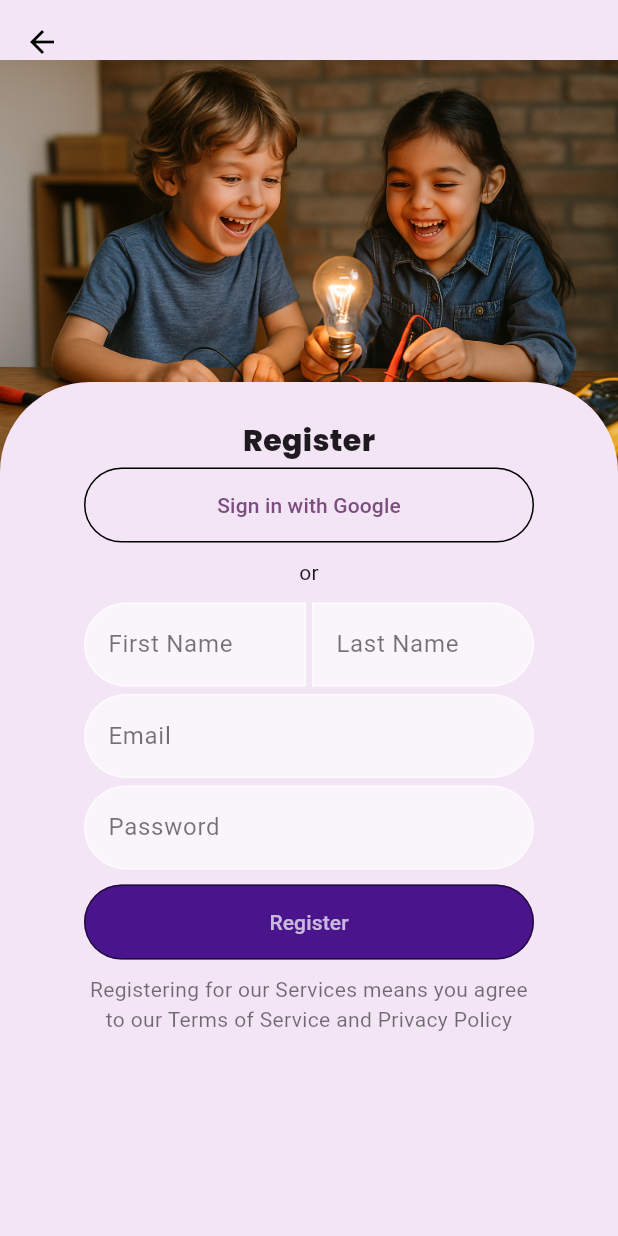
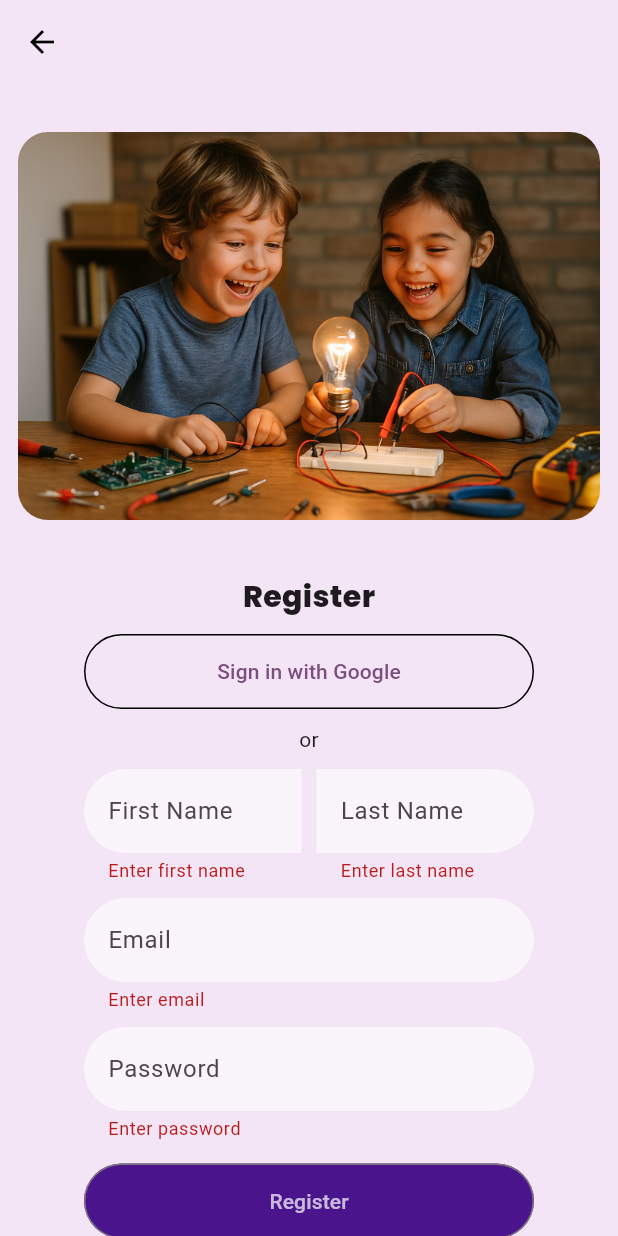
Before and after one commit to Sarthak-Jadhav-Dev/Edtech-App, a Flutter app: the RegisterForm screen opened directly, after a tap on "Register", on a phone screen of 412 x 824 dp. Run offline on Flutter 3.47's test engine with Material 3 defaults, Android fonts, the phone set to English and light mode, and no system bars; our stand-ins replace firebase_auth, firebase_core, shared_preferences; accounts and stored records are empty; Roboto replaces fonts that are missing (Sans).

Commit message:
Auth Implemented

```diff
--- a/lib/main.dart
+++ b/lib/main.dart
@@ -1,4 +1,5 @@
 import 'package:flutter/material.dart';
+import 'package:flutter/services.dart';
 import 'package:kte/services/app_state.dart';
 import 'package:kte/views/auth_pages/signup.dart';
 import 'package:kte/views/pages/login.dart';
@@ -12,6 +13,7 @@ void main() async {
   await Firebase.initializeApp(
     options: DefaultFirebaseOptions.currentPlatform,
   );
+
   runApp(const MyApp());
 }
 
@@ -48,7 +50,7 @@ class _MyAppState extends State<MyApp> {
           if (isFirstTime) {
             return const Login();
           } else if (user == null) {
-            return const RegisterForm();
+            return const Login();
           } else {
             return const WidgetTree();
           }
--- a/lib/views/auth_pages/signup.dart
+++ b/lib/views/auth_pages/signup.dart
@@ -1,24 +1,43 @@
 import 'package:flutter/material.dart';
+import 'package:flutter/services.dart';
 import 'package:kte/views/pages/login.dart';
+import 'package:kte/services/auth_services.dart';
+
+import '../../services/app_state.dart';
+import '../widget_tree.dart';
 
 class RegisterForm extends StatefulWidget {
   const RegisterForm({super.key});
+
   @override
   State<RegisterForm> createState() => _RegisterFormState();
 }
 
 class _RegisterFormState extends State<RegisterForm> {
-  final greyOutline = OutlineInputBorder(
-    borderRadius: BorderRadius.circular(40),
-    borderSide: const BorderSide(color: Colors.white54),
-  );
+  final _formKey = GlobalKey<FormState>();
+  final AuthService _authService = AuthService();
+  final TextEditingController _firstName = TextEditingController();
+  final TextEditingController _lastName = TextEditingController();
+  final TextEditingController _email = TextEditingController();
+  final TextEditingController _password = TextEditingController();
+
+  @override
+  void dispose() {
+    _firstName.dispose();
+    _lastName.dispose();
+    _email.dispose();
+    _password.dispose();
+    super.dispose();
+  }
 
   @override
   Widget build(BuildContext context) {
     return Scaffold(
+      resizeToAvoidBottomInset: true,
       backgroundColor: Colors.purple.shade50,
       appBar: AppBar(
         backgroundColor: Colors.transparent,
+        systemOverlayStyle: SystemUiOverlayStyle.dark,
         elevation: 0,
         leading: IconButton(
           icon: const Icon(Icons.arrow_back, color: Colors.black),
@@ -31,40 +50,53 @@ class _RegisterFormState extends State<RegisterForm> {
         ),
       ),
       extendBodyBehindAppBar: true,
-      body: SingleChildScrollView(
+      body: SafeArea(
+        child: SingleChildScrollView(
+          keyboardDismissBehavior:
+          ScrollViewKeyboardDismissBehavior.onDrag,
           child: Column(
             children: [
-            const SizedBox(height: 40),
-            Stack(
-              alignment: Alignment.center,
-              clipBehavior: Clip.none,
-              children: [
+              const SizedBox(height: 20),
               Hero(
                 tag: 'Hello',
-                  child: Image.asset('assets/images/HappyFaces.png'),
+                child: Padding(
+                  padding: const EdgeInsets.all(12.0),
+                  child: ClipRRect(
+                    borderRadius: BorderRadius.circular(20),
+                    child: Image.asset(
+                      'assets/images/HappyFaces.png',
                     ),
-                Positioned(
-                  bottom: -400,
-                  left: 0,
-                  right: 0,
-                  child: ClipRRect(
-                    borderRadius: BorderRadius.circular(60),
-                    child: Container(
+                  ),
+                ),
+              ),
+              Container(
                 width: double.infinity,
-                      height: 460,
+                margin: const EdgeInsets.symmetric(horizontal: 16),
+                padding: const EdgeInsets.symmetric(
+                    horizontal: 20, vertical: 25),
+                decoration: BoxDecoration(
                   color: Colors.purple.shade50,
+                  borderRadius: BorderRadius.circular(40),
+                ),
+                child: Form(
+                  key: _formKey,
                   child: Column(
-                        mainAxisAlignment: MainAxisAlignment.center,
                     children: [
-                          Text("Register",style: TextStyle(fontFamily: "Poppins",fontSize: 20,fontWeight: FontWeight.bold),),
-                          SizedBox(
-                            height: 3,
+                      const Text(
+                        "Register",
+                        style: TextStyle(
+                          fontFamily: "Poppins",
+                          fontSize: 20,
+                          fontWeight: FontWeight.bold,
                         ),
+                      ),
+                      const SizedBox(height: 10),
                       OutlinedButton(
                         onPressed: () {},
                         style: OutlinedButton.styleFrom(
                           minimumSize: const Size(300, 50),
-                              side: const BorderSide(color: Colors.black, width: 1),
+                          side: const BorderSide(
+                              color: Colors.black, width: 1),
                           shape: const StadiumBorder(),
                           backgroundColor: Colors.purple.shade50,
                         ),
@@ -73,128 +105,187 @@ class _RegisterFormState extends State<RegisterForm> {
                           style: TextStyle(fontFamily: "Sans"),
                         ),
                       ),
+
                       const SizedBox(height: 10),
-                          const Text("or", style: TextStyle(fontFamily: "Sans")),
+                      const Text("or"),
                       const SizedBox(height: 10),
-                          Column(
-                            children: [
                       SizedBox(
                         width: 300,
                         child: Row(
-                                  mainAxisAlignment: MainAxisAlignment.spaceBetween,
                           children: [
-                                    const SizedBox(
-                                      width: 148,
-                                      child: TextField(
-                                        decoration: InputDecoration(
+                            Expanded(
+                              child: TextFormField(
+                                controller: _firstName,
+                                decoration: const InputDecoration(
                                   filled: true,
                                   fillColor: Colors.white60,
                                   hintText: "First Name",
                                   hintStyle: TextStyle(
                                     fontFamily: "Sans",
-                                            color: Colors.black54,
                                   ),
-                                          enabledBorder: OutlineInputBorder(
-                                            borderSide: BorderSide(color: Colors.white60),
+                                  border: OutlineInputBorder(
                                     borderRadius: BorderRadius.only(
+                                      topLeft: Radius.circular(40),
                                       bottomLeft: Radius.circular(40),
-                                              topLeft: Radius.circular(40),
+                                    ),
+                                    borderSide: BorderSide.none,
                                   ),
                                 ),
+                                validator: (value) {
+                                  if (value == null ||
+                                      value.isEmpty) {
+                                    return "Enter first name";
+                                  }
+                                  return null;
+                                },
                               ),
                             ),
-                                    ),
-                                    const SizedBox(
-                                      width: 148,
-                                      child: TextField(
-                                        decoration: InputDecoration(
+                            SizedBox(width: 10),
+                            Expanded(
+                              child: TextFormField(
+                                controller: _lastName,
+                                decoration: const InputDecoration(
                                   filled: true,
                                   fillColor: Colors.white60,
                                   hintText: "Last Name",
                                   hintStyle: TextStyle(
-                                            fontFamily: "Sans",
-                                            color: Colors.black54,
+                                    fontFamily: "Sans"
                                   ),
-                                          enabledBorder: OutlineInputBorder(
-                                            borderSide: BorderSide(color: Colors.white60),
+                                  border: OutlineInputBorder(
                                     borderRadius: BorderRadius.only(
                                       topRight: Radius.circular(40),
                                       bottomRight: Radius.circular(40),
                                     ),
+                                    borderSide: BorderSide.none,
                                   ),
                                 ),
+                                validator: (value) {
+                                  if (value == null ||
+                                      value.isEmpty) {
+                                    return "Enter last name";
+                                  }
+                                  return null;
+                                },
                               ),
                             ),
                           ],
                         ),
                       ),
-                              const SizedBox(height: 5),
+
+                      const SizedBox(height: 10),
+
+                      /// EMAIL
                       SizedBox(
                         width: 300,
-                                child: TextField(
+                        child: TextFormField(
+                          controller: _email,
                           decoration: InputDecoration(
                             filled: true,
                             fillColor: Colors.white60,
-                                    enabledBorder: OutlineInputBorder(
-                                      borderRadius: BorderRadius.circular(40),
-                                      borderSide: const BorderSide(color: Colors.white54),
+                            hintText: "Email",
+                            hintStyle: TextStyle(
+                              fontFamily: "Sans"
                             ),
-                                    hintText: "Email",
-                                    hintStyle: const TextStyle(
-                                      fontFamily: "Sans",
-                                      color: Colors.black54,
+                            border: OutlineInputBorder(
+                              borderRadius:
+                              BorderRadius.circular(40),
+                              borderSide: BorderSide.none,
                             ),
                           ),
-                                ),
-                              ),
-                              const SizedBox(height: 5),
-                              SizedBox(
-                                width: 300,
-                                child: TextField(
-                                  obscureText: true,
-                                  decoration: InputDecoration(
-                                    filled: true,
-                                    fillColor: Colors.white60,
-                                    enabledBorder: OutlineInputBorder(
-                                      borderRadius: BorderRadius.circular(40),
-                                      borderSide: const BorderSide(color: Colors.white54),
-                                    ),
-                                    hintText: "Password",
-                                    hintStyle: const TextStyle(
-                                      fontFamily: "Sans",
-                                      color: Colors.black54,
-                                    ),
-                                  ),
-                                ),
-                              ),
-                            ],
-                          ),
-                          const SizedBox(height: 10),
-                          OutlinedButton(
-                            onPressed: () {},
-                            style: OutlinedButton.styleFrom(
-                              minimumSize: const Size(300, 50),
-                              side: const BorderSide(color: Colors.black54, width: 1),
-                              shape: const StadiumBorder(),
-                              backgroundColor: Colors.purple.shade900,
-                            ),
-                            child: const Text(
-                              "Register",
-                              style: TextStyle(
-                                fontFamily: "Sans",
-                                color: Colors.white70,
-                              ),
+                          validator: (value) {
+                            if (value == null ||
+                                value.isEmpty) {
+                              return "Enter email";
+                            }
+                            return null;
+                          },
                         ),
                       ),
                       const SizedBox(height: 10),
                       SizedBox(
                         width: 300,
+                        child: TextFormField(
+                          controller: _password,
+                          obscureText: true,
+                          decoration: InputDecoration(
+                            filled: true,
+                            fillColor: Colors.white60,
+                            hintText: "Password",
+                            hintStyle: TextStyle(
+                              fontFamily: "Sans"
+                            ),
+                            border: OutlineInputBorder(
+                              borderRadius:
+                              BorderRadius.circular(40),
+                              borderSide: BorderSide.none,
+                            ),
+                          ),
+                          validator: (value) {
+                            if (value == null ||
+                                value.isEmpty) {
+                              return "Enter password";
+                            }
+                            if (value.length < 6) {
+                              return "Min 6 characters";
+                            }
+                            return null;
+                          },
+                        ),
+                      ),
+
+                      const SizedBox(height: 15),
+
+                      /// REGISTER BUTTON
+                      OutlinedButton(
+                        onPressed: () async{
+                          if (!_formKey.currentState!.validate()) return;
+
+                          final user = await _authService.signUp(
+                            _email.text.trim(),
+                            _password.text.trim(),
+                          );
+
+                          if (user != null) {
+                            // ✅ Mark app as not first time
+                            await AppState.setNotFirstTime();
+
+                            if (!mounted) return;
+
+                            Navigator.pushReplacement(
+                              context,
+                              MaterialPageRoute(builder: (_) => WidgetTree()),
+                            );
+                          } else {
+                            // ❌ Error
+                            ScaffoldMessenger.of(context).showSnackBar(
+                              const SnackBar(content: Text("Registration Failed")),
+                            );
+                          }
+                        },
+                        style: OutlinedButton.styleFrom(
+                          minimumSize: const Size(300, 50),
+                          shape: const StadiumBorder(),
+                          backgroundColor:
+                          Colors.purple.shade900,
+                        ),
                         child: const Text(
-                              "Registering for our Services means you agree to our Terms of Service and Privacy Policy",
+                          "Register",
+                          style: TextStyle(
+                            color: Colors.white70,
+                          ),
+                        ),
+                      ),
+
+                      const SizedBox(height: 10),
+
+                      const SizedBox(
+                        width: 300,
+                        child: Text(
+                          "Registering means you agree to Terms & Privacy Policy",
                           textAlign: TextAlign.center,
                           style: TextStyle(
-                                fontFamily: "Sans",
                               color: Colors.black54,
+                            fontFamily: "Sans"
                           ),
                         ),
                       ),
@@ -202,11 +293,8 @@ class _RegisterFormState extends State<RegisterForm> {
                   ),
                 ),
               ),
-                ),
             ],
           ),
-            const SizedBox(height: 350),
-          ],
         ),
       ),
     );
```
Also changed, not shown: lib/views/auth_pages/signin.dart (+143 -43 lines), lib/views/pages/home_section/home_page.dart (+37 -29 lines). Lines whose indentation alone changed are shown as unchanged.
